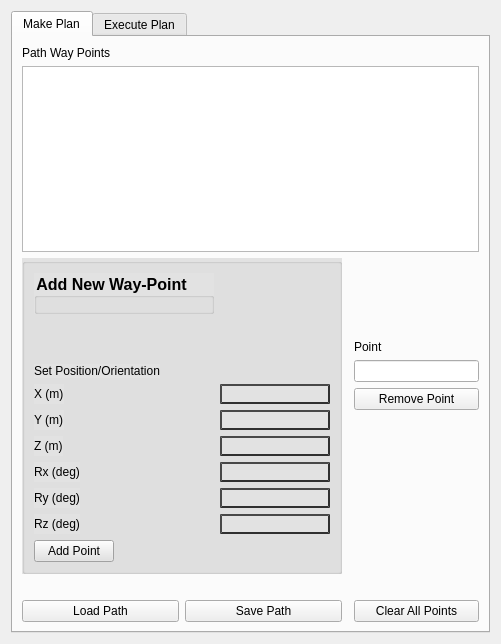
Above: moveit_cartesian_planner/src/widgets/path_planning_widget.ui from ros-industrial-attic/fermi before the change. Below: the same form after it.
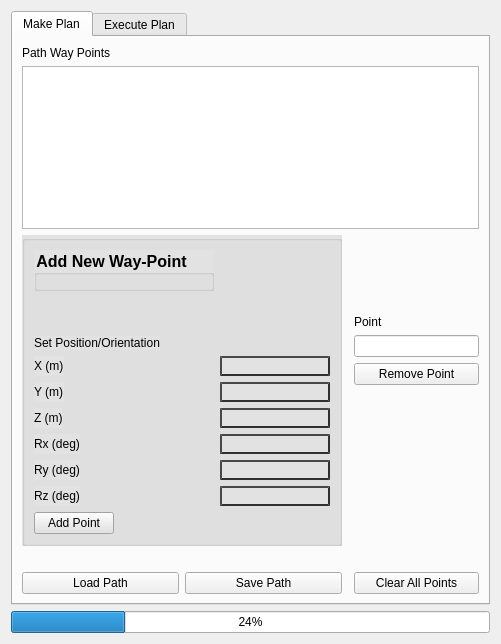
That is the form after the change. The open tabs and pages were chosen to show the change.

Commit message: RViz locking fixed, Qt UI input for cartesian planning.

```diff
--- a/moveit_cartesian_planner/src/widgets/path_planning_widget.ui
+++ b/moveit_cartesian_planner/src/widgets/path_planning_widget.ui
@@ -441,6 +441,13 @@
      </widget>
     </widget>
    </item>
+   <item row="1" column="1">
+    <widget class="QProgressBar" name="progressBar">
+     <property name="value">
+      <number>24</number>
+     </property>
+    </widget>
+   </item>
   </layout>
  </widget>
  <resources/>
```
Left out of the diff: 2 changed lines with no effect on the pictures. The commit also changes 6 other files.
